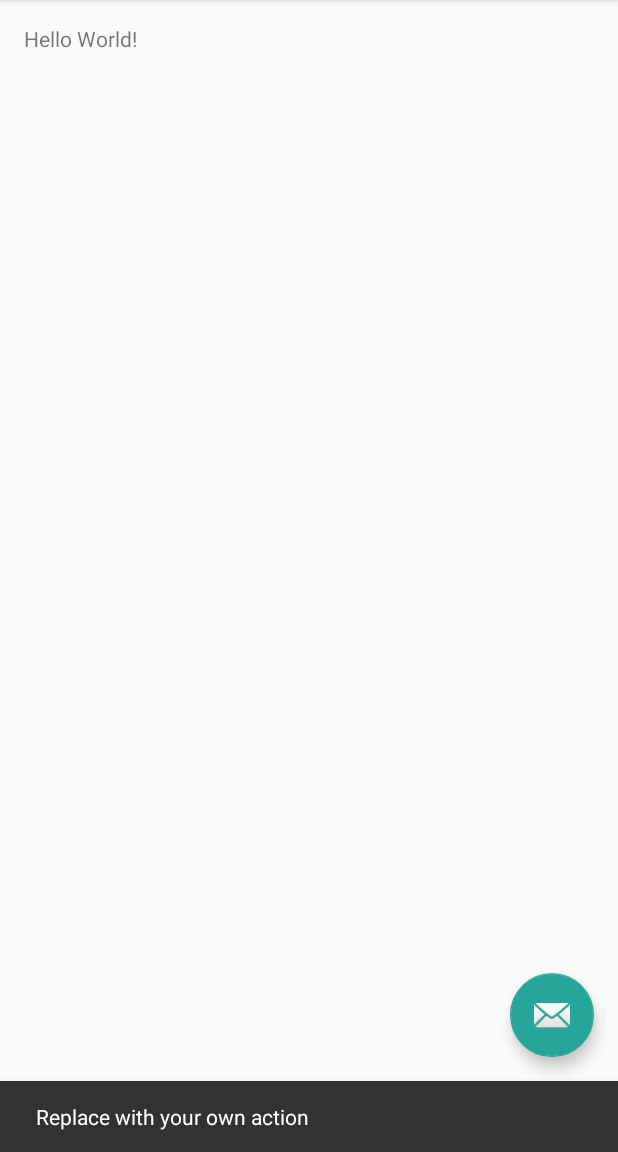
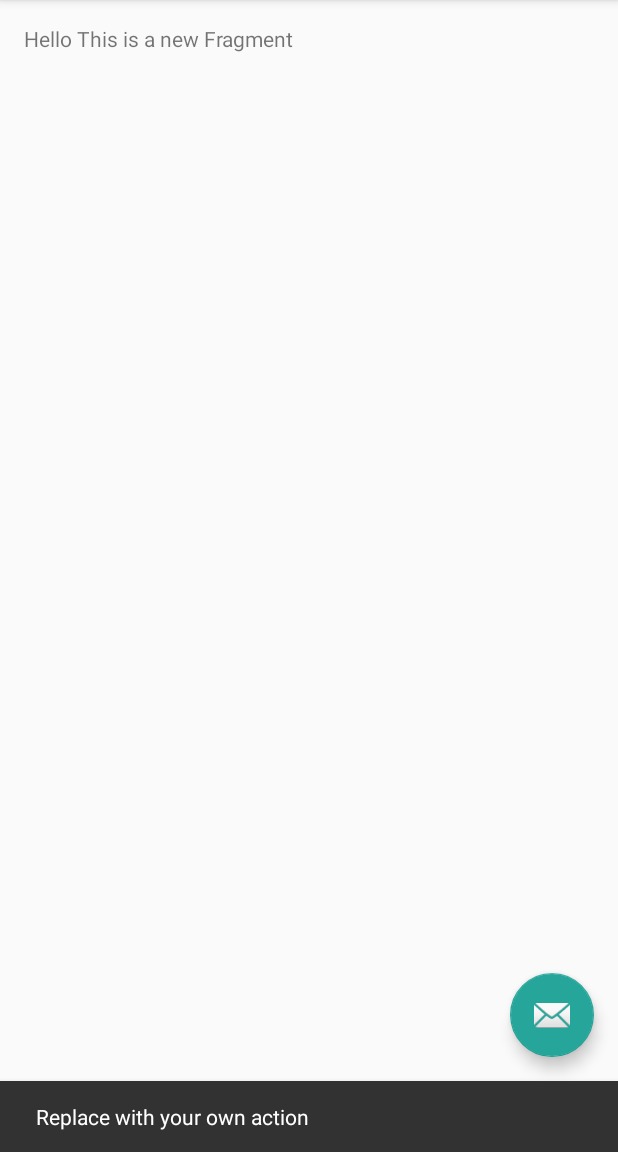
Before and after one commit to indentlabs/notebook-android, an Android app: the screen it shows after launch (MainActivity), after a tap on an icon or button, on a phone screen of 412 x 824 dp, the part 84-1236 px from its top. Run offline under Robolectric (Android 15) with nearby library versions, the phone set to English and light mode, and no system bars.

Commit message:
App crashes upon implementing MainFragment
* Need to figure out where it got screwed up.
* Might be worth just building a new app with the correct content, then porting the proper files into the app. We will see.

```diff
--- a/Notebook/app/src/main/java/ai/notebook/notebook/MainActivity.java
+++ b/Notebook/app/src/main/java/ai/notebook/notebook/MainActivity.java
@@ -3,6 +3,8 @@ package ai.notebook.notebook;
 import android.os.Bundle;
 import android.support.design.widget.FloatingActionButton;
 import android.support.design.widget.Snackbar;
+import android.support.v4.app.FragmentManager;
+import android.support.v4.app.FragmentTransaction;
 import android.view.View;
 import android.support.design.widget.NavigationView;
 import android.support.v4.view.GravityCompat;
@@ -16,12 +18,20 @@ import android.view.MenuItem;
 public class MainActivity extends AppCompatActivity
         implements NavigationView.OnNavigationItemSelectedListener {
 
+    FragmentManager fm = getSupportFragmentManager();
+
     @Override
     protected void onCreate(Bundle savedInstanceState) {
         super.onCreate(savedInstanceState);
         setContentView(R.layout.activity_main);
         Toolbar toolbar = (Toolbar) findViewById(R.id.toolbar);
         setSupportActionBar(toolbar);
+
+        if(savedInstanceState == null){
+            FragmentTransaction tran = fm.beginTransaction();
+            tran.replace(R.id.content_main, new MainFragment());
+            tran.commit();
+        }
 
         FloatingActionButton fab = (FloatingActionButton) findViewById(R.id.fab);
         fab.setOnClickListener(new View.OnClickListener() {
--- a/Notebook/app/src/main/res/layout/content_main.xml
+++ b/Notebook/app/src/main/res/layout/content_main.xml
@@ -1,5 +1,5 @@
 <?xml version="1.0" encoding="utf-8"?>
-<RelativeLayout xmlns:android="http://schemas.android.com/apk/res/android"
+<FrameLayout xmlns:android="http://schemas.android.com/apk/res/android"
     xmlns:app="http://schemas.android.com/apk/res-auto"
     xmlns:tools="http://schemas.android.com/tools"
     android:id="@+id/content_main"
@@ -13,8 +13,4 @@
     tools:context="ai.notebook.notebook.MainActivity"
     tools:showIn="@layout/app_bar_main">
 
-    <TextView
-        android:layout_width="wrap_content"
-        android:layout_height="wrap_content"
-        android:text="Hello World!" />
-</RelativeLayout>
+</FrameLayout>
--- a/Notebook/app/src/main/res/layout/fragment_main.xml
+++ b/Notebook/app/src/main/res/layout/fragment_main.xml
@@ -8,6 +8,6 @@
     <TextView
         android:layout_width="match_parent"
         android:layout_height="match_parent"
-        android:text="@string/hello_blank_fragment" />
+        android:text="Hello This is a new Fragment" />
 
 </FrameLayout>
```
